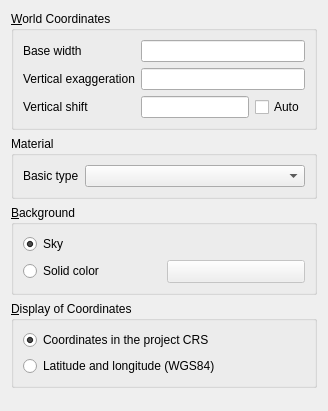
Before: the Qt Designer form ui/sceneproperties.ui in minorua/Qgis2threejs, drawn with Qt 5.
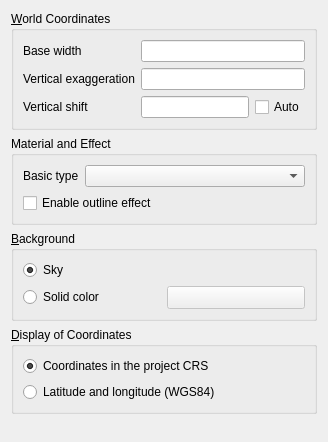
After: the same form once the commit is applied. Custom widgets are drawn as their Qt base class.

Commit message: add "Enable outline effect" option to scene properties dialog

```diff
--- a/ui/sceneproperties.ui
+++ b/ui/sceneproperties.ui
@@ -7,7 +7,7 @@
     <x>0</x>
     <y>0</y>
     <width>328</width>
-    <height>411</height>
+    <height>442</height>
    </rect>
   </property>
   <property name="windowTitle">
@@ -93,8 +93,10 @@
    <item>
     <widget class="QGroupBox" name="groupBox">
      <property name="title">
-      <string>Material</string>
+      <string>Material and Effect</string>
      </property>
+     <layout class="QVBoxLayout" name="verticalLayout_4">
+      <item>
      <layout class="QFormLayout" name="formLayout">
       <item row="0" column="0">
        <widget class="QLabel" name="label_4">
@@ -107,6 +109,18 @@
        <widget class="QComboBox" name="comboBox_MaterialType"/>
       </item>
      </layout>
+      </item>
+      <item>
+       <widget class="QCheckBox" name="checkBox_Outline">
+        <property name="toolTip">
+         <string>Check this to enable outline effect</string>
+        </property>
+        <property name="text">
+         <string>Enable outline effect</string>
+        </property>
+       </widget>
+      </item>
+     </layout>
     </widget>
    </item>
    <item>
```
Left out of the diff: 9 changed lines with no effect on the pictures. Lines whose indentation alone changed are shown as unchanged. The commit also changes 7 other files.
